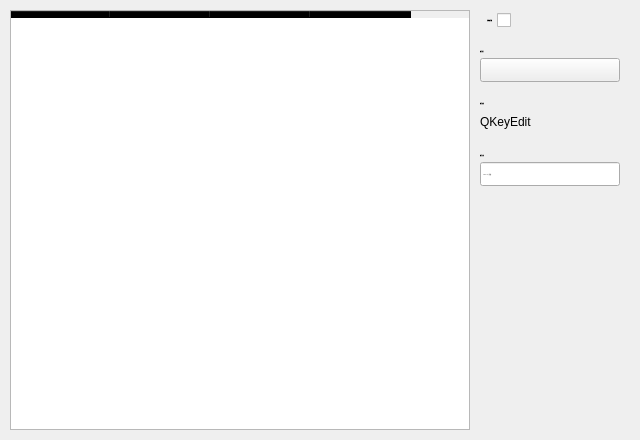
First picture: the form in source/ui/TriggerUi.ui, repository ChiyukiGana/Quickinput, before the edit.
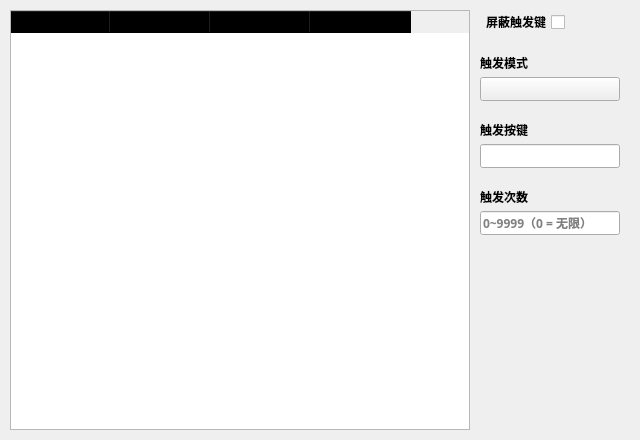
Second picture: the form after the edit. Icons and pictures are not drawn. Custom widgets are drawn as their Qt base class.

```diff
--- a/source/ui/TriggerUi.ui
+++ b/source/ui/TriggerUi.ui
@@ -31,9 +31,6 @@
   <property name="windowTitle">
    <string>Trigger</string>
   </property>
-  <property name="styleSheet">
-   <string notr="true">*{color:black;border:none;outline:none;font-size:12px;font-family:&quot;Microsoft YaHei&quot;}QMainWindow,QDialog{border:1px solid gray}QMenu,QToolTip,QLineEdit,QTextEdit,QKeyEdit,QCheckBox::indicator,QRadioButton::indicator,QHeaderView,QHeaderView::section,QTableWidget,QTableWidget QTableCornerButton::section,QComboBox,QComboBox QAbstractItemView{background-color:white}QPushButton,QTabBar::tab,QTabBar::tab:first,QTabBar::tab:last,QToolBox::tab{background-color:#ADE}QCheckBox::indicator,QRadioButton::indicator{width:20px;height:20px}QComboBox{padding-left:3px}QMenu::item:selected,QPushButton:hover,QCheckBox::indicator:hover,QRadioButton::indicator:hover,QTableWidget::item:hover,QTabBar::tab:hover,QTabBar::tab:first:hover,QTabBar::tab:last:hover{background-color:#BEF;color:black}QTableWidget::item:selected{background-color:#CEF;color:black}QTabBar::tab:selected,QTabBar::tab:first:selected,QTabBar::tab:last:selected{background-color:#CEF;color:black}QCheckBox::indicator:checked,QRadioButton::indicator:checked{image:url(:/checked.png)}QPushButton:disabled,QCheckBox:disabled,QRadioButton:disabled{color:gray}#bnWndSelect,#bnPos,#bnColorRect,#bnImageRect,#bnImageShot{background-color:white}#titleWidget{background-color:white}#titleWidget *{font-size:14px}#clientWidget,QTabWidget&gt;QWidget,QToolBox&gt;QWidget{background-color:#CEF}</string>
-  </property>
   <layout class="QVBoxLayout" name="verticalLayout_5">
    <property name="spacing">
     <number>0</number>
@@ -96,7 +93,6 @@
           <property name="font">
            <font>
             <family>Microsoft YaHei</family>
-            <pointsize>-1</pointsize>
             <weight>75</weight>
             <bold>true</bold>
            </font>
@@ -180,7 +176,6 @@
               <property name="font">
                <font>
                 <family>Microsoft YaHei</family>
-                <pointsize>-1</pointsize>
                 <weight>75</weight>
                 <bold>true</bold>
                </font>
@@ -242,7 +237,6 @@
               <property name="font">
                <font>
                 <family>Microsoft YaHei</family>
-                <pointsize>-1</pointsize>
                 <weight>75</weight>
                 <bold>true</bold>
                </font>
@@ -275,7 +269,6 @@
               <property name="font">
                <font>
                 <family>Microsoft YaHei</family>
-                <pointsize>-1</pointsize>
                 <weight>75</weight>
                 <bold>true</bold>
                </font>
@@ -309,7 +302,6 @@
               <property name="font">
                <font>
                 <family>Microsoft YaHei</family>
-                <pointsize>-1</pointsize>
                 <weight>75</weight>
                 <bold>true</bold>
                </font>
@@ -339,9 +331,6 @@
                 <height>24</height>
                </size>
               </property>
-              <property name="text">
-               <string>QKeyEdit</string>
-              </property>
              </widget>
             </item>
            </layout>
@@ -362,7 +351,6 @@
               <property name="font">
                <font>
                 <family>Microsoft YaHei</family>
-                <pointsize>-1</pointsize>
                 <weight>75</weight>
                 <bold>true</bold>
                </font>
@@ -395,7 +383,6 @@
               <property name="font">
                <font>
                 <family>Microsoft YaHei</family>
-                <pointsize>-1</pointsize>
                 <weight>75</weight>
                 <bold>true</bold>
                </font>
@@ -444,7 +431,7 @@
  <customwidgets>
   <customwidget>
    <class>QKeyEdit</class>
-   <extends>QLabel</extends>
+   <extends>QLineEdit</extends>
    <header>./source/ui/widget/qkeyedit.h</header>
   </customwidget>
  </customwidgets>
```
